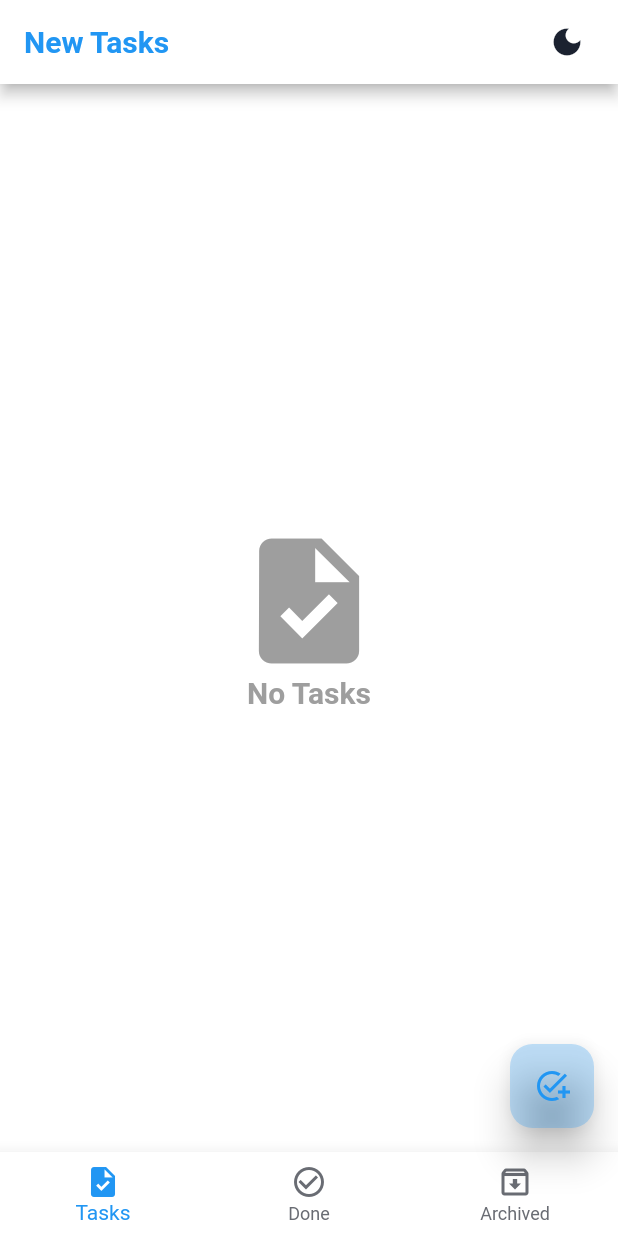
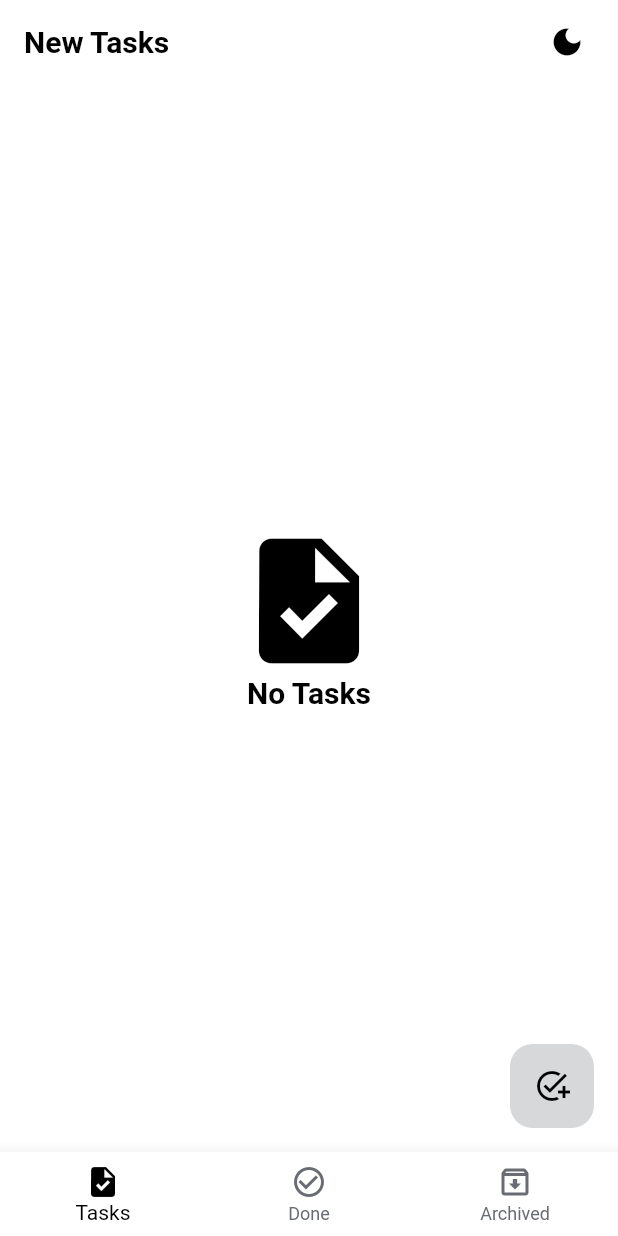
Before and after one commit to Hossam-Sayed/todo, a Flutter app: the screen it shows after launch, after a tap on the "light mode" icon, on a phone screen of 412 x 824 dp. Run offline on Flutter 3.47's test engine with Material 2 defaults, Android fonts, the phone set to English and light mode, and no system bars; our stand-ins replace bloc, flutter_bloc, sqflite; accounts and stored records are empty.

Commit message:
Updated app design and functionality

```diff
--- a/lib/layout/home_layout.dart
+++ b/lib/layout/home_layout.dart
@@ -4,6 +4,8 @@ import 'package:home/shared/components/components.dart';
 import 'package:home/shared/cubit/cubit.dart';
 import 'package:home/shared/cubit/states.dart';
 import 'package:intl/intl.dart';
+
+import '../shared/components/constants.dart';
 
 class HomeLayout extends StatelessWidget {
   var scaffoldKey = GlobalKey<ScaffoldState>();
@@ -21,10 +23,11 @@ class HomeLayout extends StatelessWidget {
           if (state is AppInsertDatabaseState) Navigator.pop(context);
         },
         builder: (BuildContext context, AppStates state) {
-          AppCubit cubit = AppCubit.get(context);
+          cubit = AppCubit.get(context);
           return Scaffold(
             key: scaffoldKey,
             appBar: AppBar(
+              elevation: 0.0,
               actions: [
                 Container(
                   margin: const EdgeInsets.only(
@@ -35,8 +38,8 @@ class HomeLayout extends StatelessWidget {
                     icon: Icon(
                       cubit.modeIcon,
                       color: cubit.isLight
-                          ? Colors.orange
-                          : const Color(0xFF1b2230),
+                          ? Colors.white
+                          : Colors.black,
                     ),
                     onPressed: () {
                       cubit.toggleMode(
@@ -44,14 +47,14 @@ class HomeLayout extends StatelessWidget {
                             !cubit.isLight ? Icons.light_mode : Icons.dark_mode,
                         light: !cubit.isLight,
                         appPrimaryColor: !cubit.isLight
-                            ? const Color(0xFF1b2230)
-                            : const Color(0xFFFFFFFF),
+                            ? Colors.black
+                            : Colors.white,
                         appSecondaryColor: !cubit.isLight
-                            ? const Color(0xFF0078eb)
-                            : Colors.blue,
+                            ? Colors.white
+                            : Colors.black,
                         fABColor: !cubit.isLight
-                            ? const Color(0x440078eb)
-                            : const Color(0x442196F3),
+                            ? const Color(0x44696c73)
+                            : const Color(0x44696c73),
                       );
                     },
                   ),
@@ -197,7 +200,7 @@ class HomeLayout extends StatelessWidget {
               },
               backgroundColor: cubit.fabColor,
               foregroundColor: cubit.secondaryColor,
-              elevation: 10.0,
+              elevation: 0.0,
               shape: RoundedRectangleBorder(
                 borderRadius: BorderRadius.circular(
                   15.0,
--- a/lib/shared/components/constants.dart
+++ b/lib/shared/components/constants.dart
@@ -1,5 +1,8 @@
 import 'package:bloc/bloc.dart';
 
+import '../cubit/cubit.dart';
+
+late AppCubit cubit;
 
 class MyBlocObserver extends BlocObserver {
   @override
--- a/lib/shared/cubit/cubit.dart
+++ b/lib/shared/cubit/cubit.dart
@@ -136,9 +136,9 @@ class AppCubit extends Cubit<AppStates> {
 
   bool isLight = true;
   IconData modeIcon = Icons.light_mode;
-  Color primaryColor = const Color(0xFF1b2230);
-  Color secondaryColor = const Color(0xFF0078eb);
-  Color fabColor = const Color(0x440078eb);
+  Color primaryColor = Colors.black;
+  Color secondaryColor = Colors.white;
+  Color fabColor = const Color(0x44696c73);
 
   void toggleMode({
     required IconData icon,
```
Also changed, not shown: lib/shared/components/components.dart (+41 -74 lines), pubspec.lock, 1 other file.
